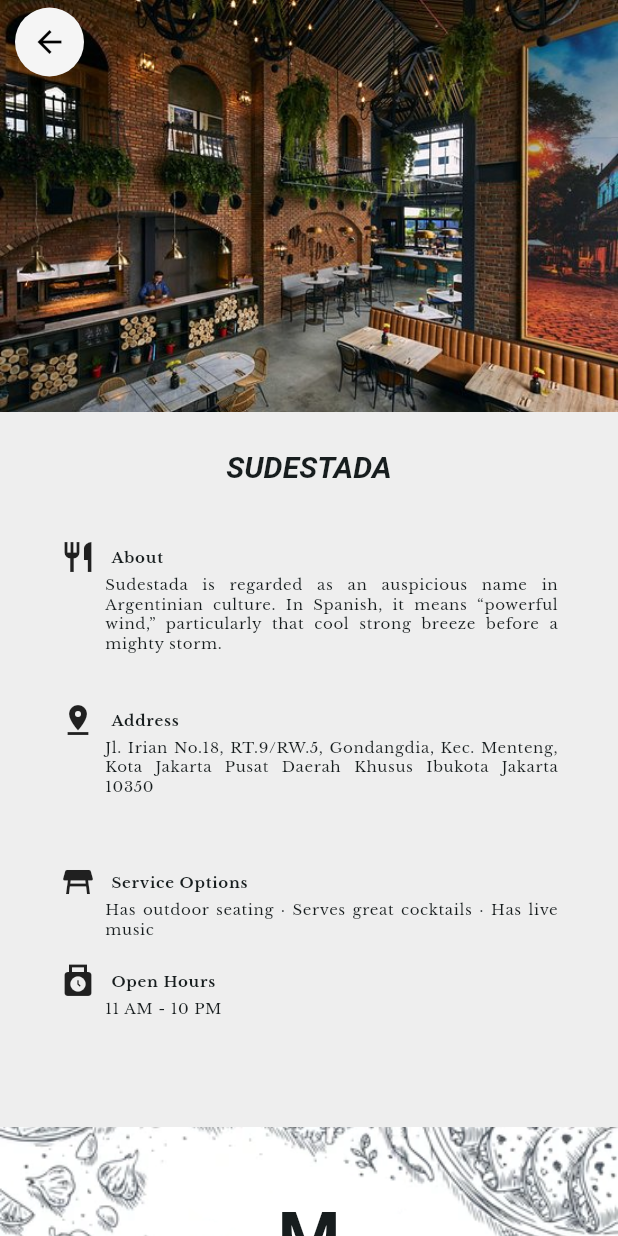
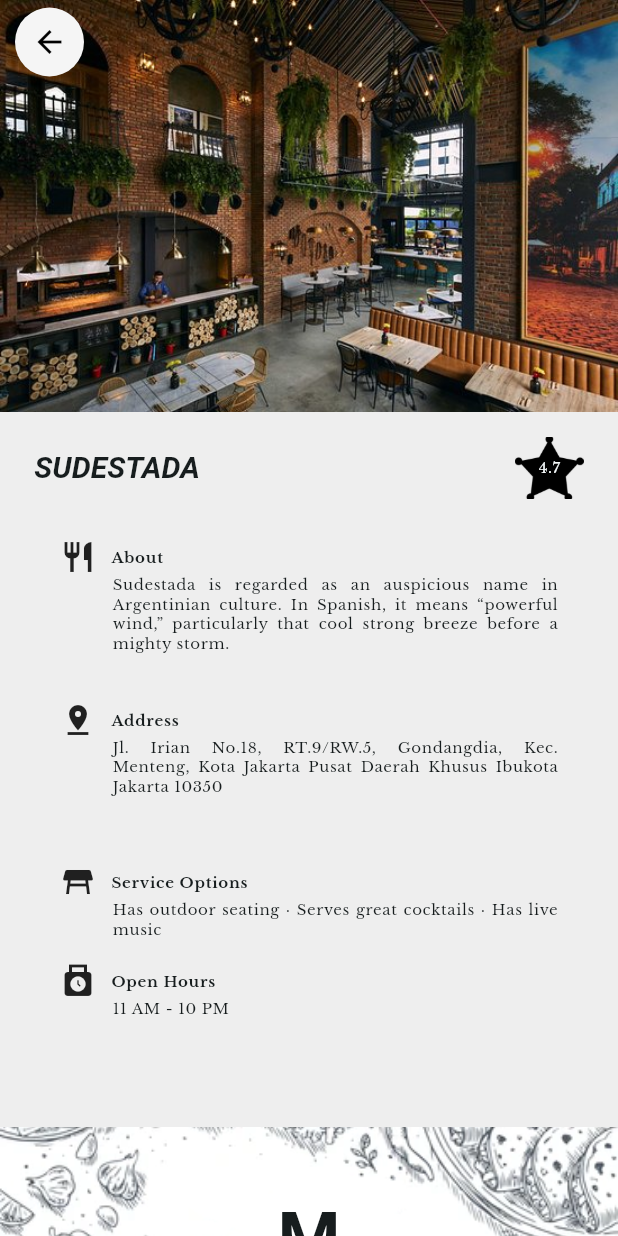
Before and after one commit to pnd-kw/el_resto_app, a Flutter app: the ElRestoDetail screen opened directly with sample values from the repository, on a phone screen of 412 x 824 dp. Run offline on Flutter 3.47's test engine with Material 3 defaults, Android fonts, the light colour scheme and no system bars; drawn by our look-alikes of auto_size_text; our stand-ins replace google_fonts, responsive_framework.

Commit message:
add rating in restaurant detail and change environment sdk

```diff
--- a/lib/el_resto_detail.dart
+++ b/lib/el_resto_detail.dart
@@ -114,6 +114,7 @@
                 [
                   ElRestoDetailInfo(
                     name: resto.name,
+                    rating: resto.rating,
                     description: resto.description,
                     serviceOptions: resto.serviceOptions,
                     address:
--- a/lib/widget/el_resto_detail_info.dart
+++ b/lib/widget/el_resto_detail_info.dart
@@ -4,6 +4,7 @@
 
 class ElRestoDetailInfo extends StatelessWidget {
   final String name;
+  final double rating;
   final String description;
   final String serviceOptions;
   final String address;
@@ -12,6 +13,7 @@
   const ElRestoDetailInfo({
     super.key,
     required this.name,
+    required this.rating,
     required this.description,
     required this.serviceOptions,
     required this.address,
@@ -20,17 +22,27 @@
 
   @override
   Widget build(BuildContext context) {
+    final screenWidth = MediaQuery.of(context).size.width;
     final screenHeight = MediaQuery.of(context).size.height;
 
     final mobileContainerHeight = screenHeight / 2;
     final mobileTitleContainerHeight = screenHeight / 15;
+    final mobileStarImgWidth = screenWidth / 9;
+    final mobileStarImgHeight = screenHeight / 20;
+    final mobileRatingWidth = screenWidth / 9;
 
     double containerHeight = screenHeight / 1.2;
     double titleContainerHeight = screenHeight / 8;
+    double starImgWidth = screenWidth / 20;
+    double starImgHeight = screenHeight / 10;
+    double ratingWidth = screenWidth / 20;
 
     if (ResponsiveBreakpoints.of(context).smallerOrEqualTo(MOBILE)) {
       containerHeight = mobileContainerHeight;
       titleContainerHeight = mobileTitleContainerHeight;
+      starImgWidth = mobileStarImgWidth;
+      starImgHeight = mobileStarImgHeight;
+      ratingWidth = mobileRatingWidth;
     }
 
     return Column(
@@ -39,15 +51,52 @@
           padding: const EdgeInsets.only(top: 10),
           child: SizedBox(
             height: titleContainerHeight,
-            child: Align(
-              alignment: Alignment.center,
-              child: Text(
-                name,
-                style: Theme.of(context).textTheme.headlineLarge!.copyWith(
-                    color: Theme.of(context).colorScheme.onBackground),
-              ),
+            child: Row(
+              mainAxisAlignment: MainAxisAlignment.spaceAround,
+              children: [
+                Expanded(
+                  flex: 2,
+                  child: Text(
+                    name,
+                    style: Theme.of(context).textTheme.headlineLarge!.copyWith(
+                        color: Theme.of(context).colorScheme.onBackground),
+                  ),
+                ),
+                Flexible(
+                  child: Stack(
+                    children: [
+                      SizedBox(
+                        width: starImgWidth,
+                        height: starImgHeight,
+                        child: Image.asset(
+                          'assets/images/star.png',
+                          fit: BoxFit.fitWidth,
+                        ),
+                      ),
+                      SizedBox(
+                        width: ratingWidth,
+                        height: starImgHeight,
+                        child: Align(
+                          alignment: Alignment.center,
+                          child: Text(
+                            rating.toString(),
+                            style: Theme.of(context)
+                                .textTheme
+                                .bodySmall!
+                                .copyWith(
+                                    color: Theme.of(context)
+                                        .colorScheme
+                                        .background),
+                          ),
+                        ),
+                      ),
+                    ],
+                  ),
+                ),
+              ],
             ),
           ),
+          // ),
         ),
         SizedBox(
           height: containerHeight,
@@ -108,7 +157,7 @@
     Expanded(
       flex: flex,
       child: Padding(
-        padding: const EdgeInsets.only(left: 50, right: 20),
+        padding: const EdgeInsets.only(left: 55, right: 20),
         child: AutoSizeText(
           content,
           style: Theme.of(context)
--- a/pubspec.yaml
+++ b/pubspec.yaml
@@ -19,7 +19,7 @@
 version: 1.0.0+1
 
 environment:
-  sdk: '>=3.1.5 <4.0.0'
+  sdk: '>=3.2.3 <=4.0.0'
 
 # Dependencies specify other packages that your package needs in order to work.
 # To automatically upgrade your package dependencies to the latest versions
@@ -68,6 +68,7 @@
     - assets/images/sudestada-restaurant.jpg
     - assets/images/el-asador.jpg
     - assets/images/latin-food-bg.png
+    - assets/images/star.png
 
   # An image asset can refer to one or more resolution-specific "variants", see
   # https://flutter.dev/assets-and-images/#resolution-aware
```
Also changed, not shown: assets/images/star.png (added), pubspec.lock.
